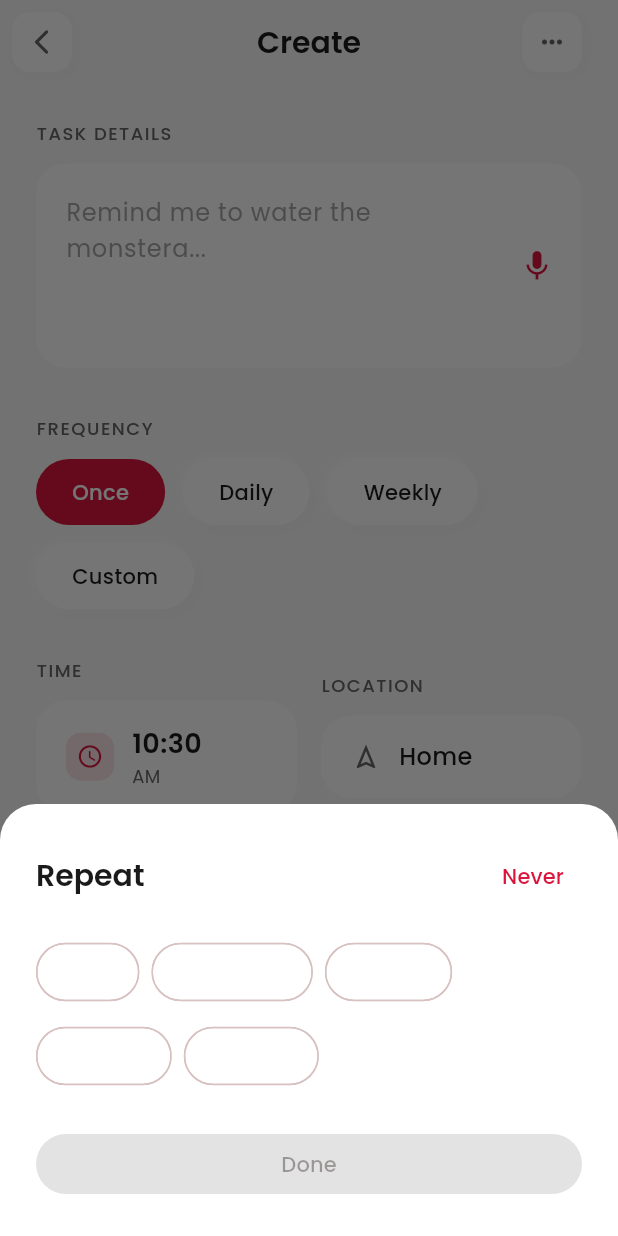
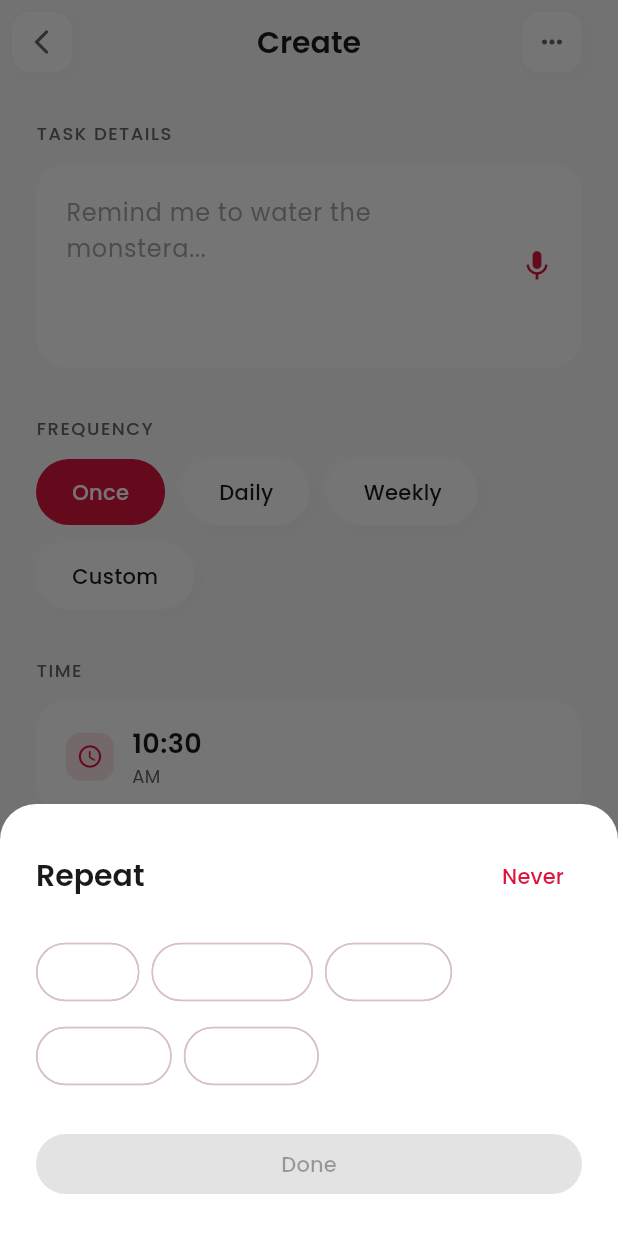
Before and after one commit to Mathew222/Ping, a Flutter app: the CreateReminderScreen screen opened by its route, after a tap on "Custom", on a phone screen of 412 x 824 dp. Run offline on Flutter 3.47's test engine with Material 3 defaults, Android fonts, the phone set to English and light mode, and no system bars; drawn by our look-alikes of flutter_animate; our stand-ins replace flutter_local_notifications, flutter_riverpod, go_router, google_fonts, shared_preferences, supabase_flutter and 1 more; accounts and stored records are empty.

Commit message:
feat: removed location field from create reminder screen

```diff
--- a/lib/features/reminders/presentation/screens/create_reminder_screen.dart
+++ b/lib/features/reminders/presentation/screens/create_reminder_screen.dart
@@ -22,7 +22,6 @@ class _CreateReminderScreenState extends ConsumerState<CreateReminderScreen> {
   final _titleController = TextEditingController();
   String _selectedFrequency = 'Once';
   TimeOfDay _selectedTime = TimeOfDay.now();
-  String? _selectedLocation;
   int _defaultSnoozeDuration = 10; // Default snooze in minutes
   RecurrenceRule? _customRecurrenceRule; // Store custom recurrence rule
   bool _isLoading = false;
@@ -73,32 +72,10 @@ class _CreateReminderScreenState extends ConsumerState<CreateReminderScreen> {
 
             const SizedBox(height: 32),
 
-            // Time & Location section
-            Row(
-              children: [
-                Expanded(
-                  child: Column(
-                    crossAxisAlignment: CrossAxisAlignment.start,
-                    children: [
+            // Time section
             _buildSectionLabel('TIME'),
             const SizedBox(height: 12),
             _buildTimePicker(),
-                    ],
-                  ),
-                ),
-                const SizedBox(width: 16),
-                Expanded(
-                  child: Column(
-                    crossAxisAlignment: CrossAxisAlignment.start,
-                    children: [
-                      _buildSectionLabel('LOCATION'),
-                      const SizedBox(height: 12),
-                      _buildLocationPicker(),
-                    ],
-                  ),
-                ),
-              ],
-            ),
 
             const SizedBox(height: 32),
 
```
Lines whose indentation alone changed are shown as unchanged.
